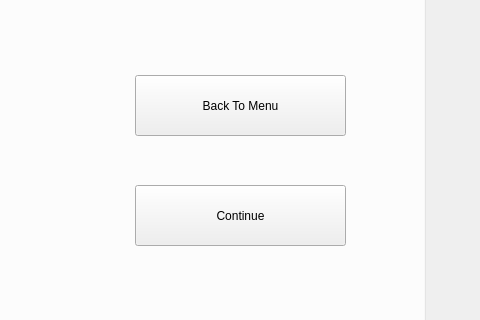
raitocc/run, file Tank_Trouble_IV/pausewidget.ui: the form before one commit; both pictures show x 505 to 985 and y 255 to 575 of the 1200 by 800 pixel window.
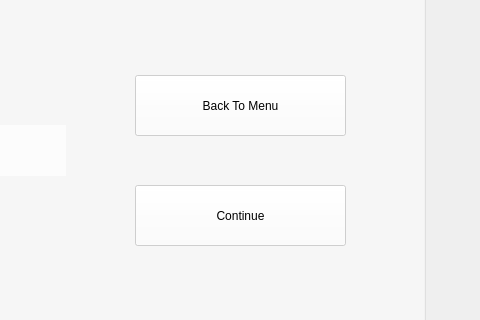
The form after the commit.

```diff
--- a/Tank_Trouble_IV/pausewidget.ui
+++ b/Tank_Trouble_IV/pausewidget.ui
@@ -26,7 +26,7 @@
     </rect>
    </property>
    <property name="styleSheet">
-    <string notr="true">QGroupBox{background:white}</string>
+    <string notr="true">background-color: rgba(255, 255, 255, 160);</string>
    </property>
    <property name="title">
     <string>pause</string>
```
